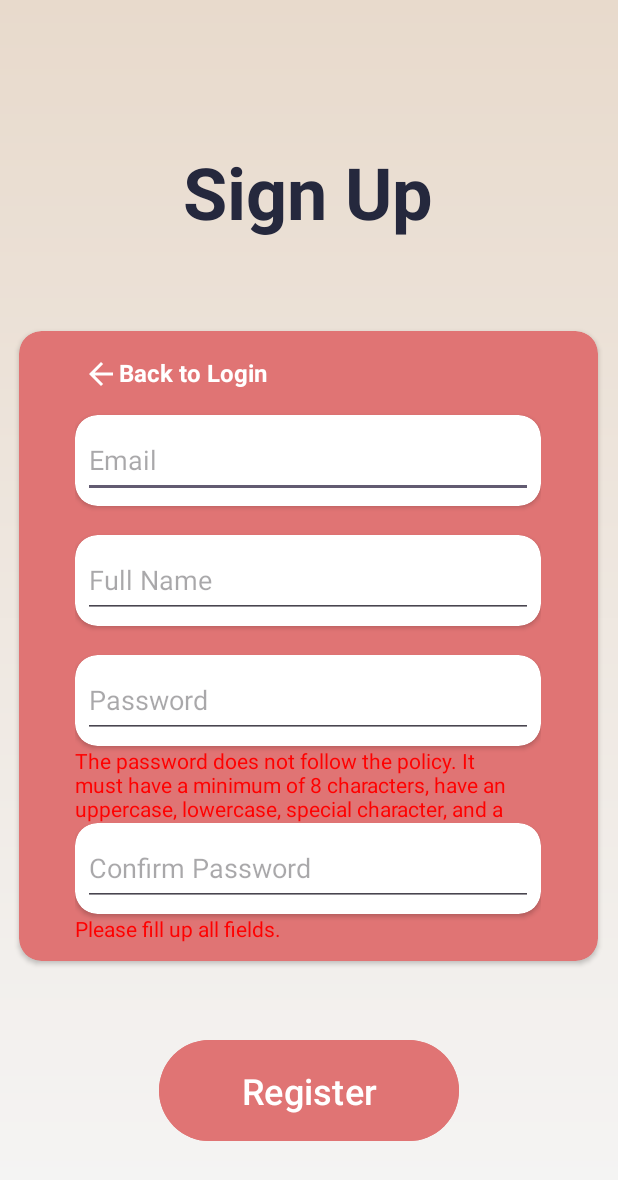
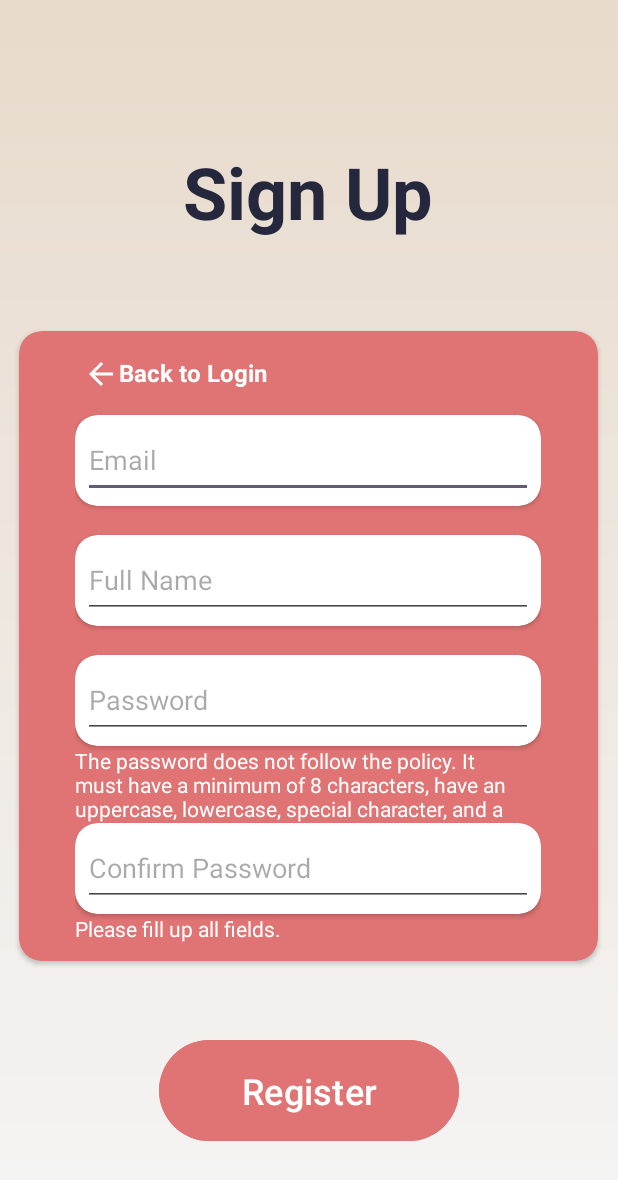
Before and after one commit to PorpleRuby/journal, an Android app: the RegistrationPage screen opened directly, with no data from a screen before it, after a tap on "Register", on a phone screen of 412 x 824 dp. Shown: the top 1180 px of the screen. Run offline under Robolectric (Android 15) with nearby library versions, the phone set to English and light mode, and no system bars; our stand-ins replace Firebase (no records; nobody signed in at launch, a user with empty details on screens opened directly).

Commit message:
changed error text from red to white for visibility

```diff
--- a/app/src/main/java/com/example/journal/MainActivity.kt
+++ b/app/src/main/java/com/example/journal/MainActivity.kt
@@ -18,8 +18,6 @@ class MainActivity : AppCompatActivity() {
             v.setPadding(systemBars.left, systemBars.top, systemBars.right, systemBars.bottom)
             insets
         }
-        //change 1
-        //change 2
 
         var regBtn:Button = findViewById(R.id.getStarted)
         var loginBtn:Button = findViewById(R.id.loginBtn)
--- a/app/src/main/res/layout/activity_edit_profile.xml
+++ b/app/src/main/res/layout/activity_edit_profile.xml
@@ -176,7 +176,7 @@
                 android:id="@+id/errEditEmail"
                 android:layout_width="match_parent"
                 android:layout_height="wrap_content"
-                android:textColor="#FF0000" />
+                android:textColor="#FFFFFF" />
 
             <TextView
                 android:id="@+id/textView7"
@@ -221,7 +221,7 @@
                 android:id="@+id/errEditPass"
                 android:layout_width="match_parent"
                 android:layout_height="wrap_content"
-                android:textColor="#FF0000" />
+                android:textColor="#FFFFFF" />
 
         </LinearLayout>
 
--- a/app/src/main/res/layout/activity_login_page.xml
+++ b/app/src/main/res/layout/activity_login_page.xml
@@ -100,7 +100,7 @@
                 android:id="@+id/loginERR"
                 android:layout_width="match_parent"
                 android:layout_height="wrap_content"
-                android:textColor="#FF0000" />
+                android:textColor="#FFFFFF" />
 
         </LinearLayout>
 
--- a/app/src/main/res/layout/activity_registration_page.xml
+++ b/app/src/main/res/layout/activity_registration_page.xml
@@ -81,7 +81,7 @@
                 android:id="@+id/regERREmail"
                 android:layout_width="match_parent"
                 android:layout_height="wrap_content"
-                android:textColor="#FF0000" />
+                android:textColor="#FFFFFF" />
 
             <androidx.cardview.widget.CardView
                 android:layout_width="wrap_content"
@@ -103,7 +103,7 @@
                 android:id="@+id/regERRUser"
                 android:layout_width="match_parent"
                 android:layout_height="wrap_content"
-                android:textColor="#FF0000" />
+                android:textColor="#FFFFFF" />
 
             <androidx.cardview.widget.CardView
                 android:layout_width="wrap_content"
@@ -125,7 +125,7 @@
                 android:id="@+id/regERRPass"
                 android:layout_width="match_parent"
                 android:layout_height="wrap_content"
-                android:textColor="#FF0000" />
+                android:textColor="#FFFFFF" />
 
             <androidx.cardview.widget.CardView
                 android:layout_width="wrap_content"
@@ -147,7 +147,7 @@
                 android:id="@+id/regERRCPass"
                 android:layout_width="match_parent"
                 android:layout_height="wrap_content"
-                android:textColor="#FF0000" />
+                android:textColor="#FFFFFF" />
 
         </LinearLayout>
 
```
Also changed, not shown: app/src/main/java/com/example/journal/ProfilePage.kt (+2 -9 lines), app/src/main/java/com/example/journal/RegistrationPage.kt (+0 -16 lines).
